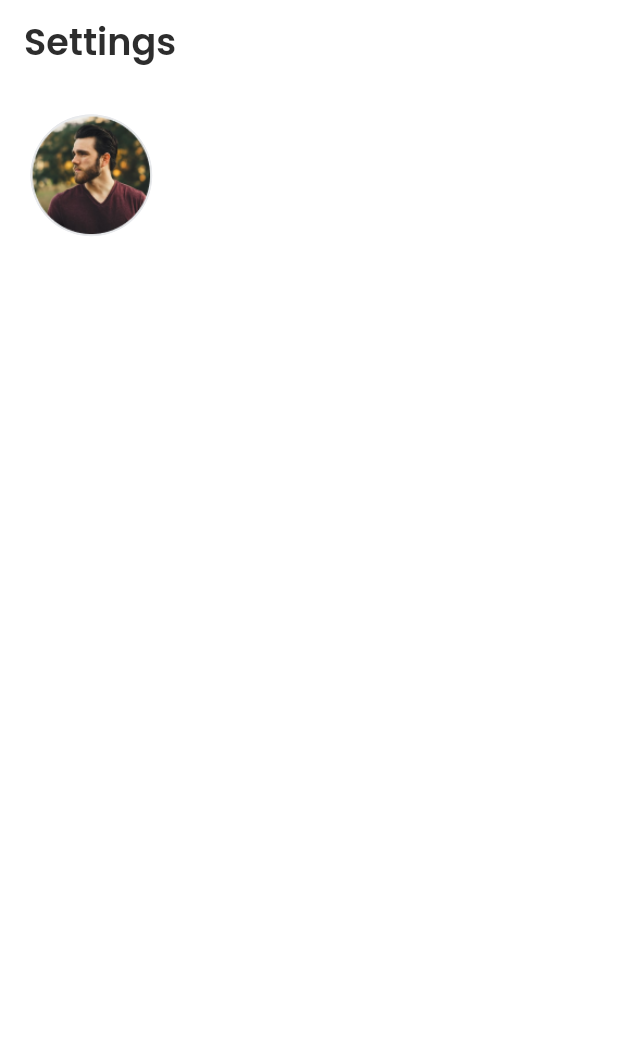
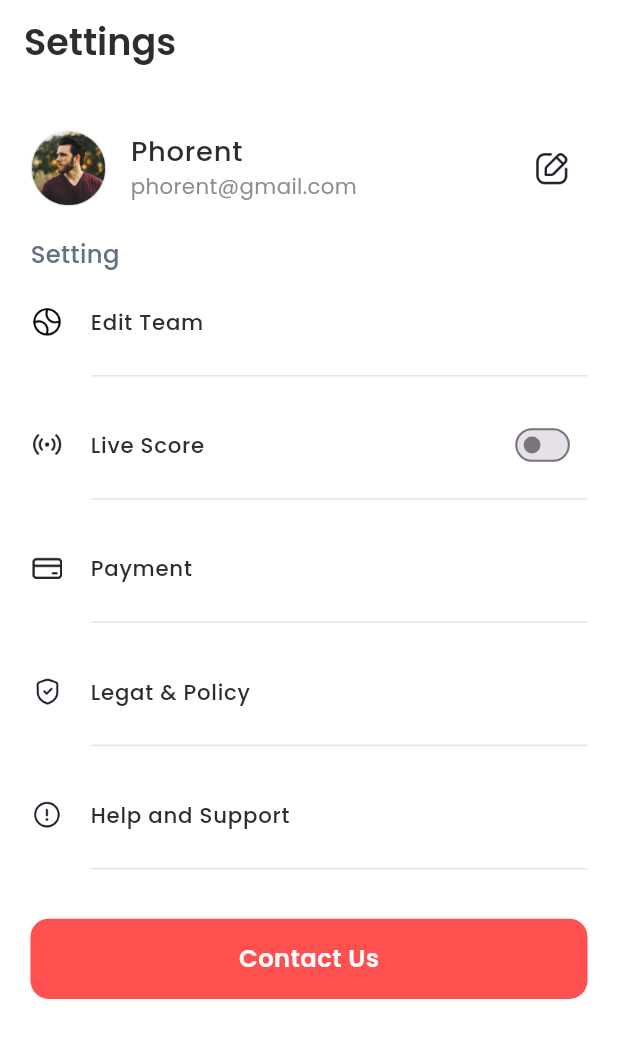
Before and after one commit to nat-lucas/match_up, a Flutter app: the Setting screen opened directly, on a phone screen of 412 x 824 dp. Shown: the top 1038 px of the screen. Run offline on Flutter 3.47's test engine with Material 3 defaults, Android fonts, the phone set to English and light mode, and no system bars; our stand-ins replace cloud_firestore, dio, firebase_auth, firebase_core, flutter_screenutil, get and 2 more; missing offline and left inert: flutter_stripe; accounts and stored records are empty.

Commit message:
push code

```diff
--- a/lib/core/binding/binding.dart
+++ b/lib/core/binding/binding.dart
@@ -2,6 +2,8 @@ import 'package:get/get.dart';
 import 'package:match_up/feature/auth/controller/auth_controller.dart';
 import 'package:match_up/feature/nav_bar/controller/navcontroller.dart';
 import 'package:match_up/feature/select_sport/controller/sport_controller.dart';
+import 'package:match_up/feature/setting/controller/edit_team_controller.dart';
+import 'package:match_up/feature/setting/controller/setting_controller.dart';
 import 'package:match_up/feature/splash/controller/splash_controller.dart';
 import 'package:match_up/feature/subcription/controller/subcription_controller.dart';
 
@@ -15,5 +17,7 @@ class Appbinding extends Bindings {
     );
     Get.put(SportController());
     Get.put(NavController());
+    Get.put(SettingController());
+    Get.put(EditTeamController());
   }
 }
--- a/lib/core/route/route.dart
+++ b/lib/core/route/route.dart
@@ -7,6 +7,8 @@ import 'package:match_up/feature/nav_bar/screen/nav_bar.dart';
 import 'package:match_up/feature/onboarding/screen/onboarding.dart';
 import 'package:match_up/feature/select_sport/screen/choose_sport.dart';
 import 'package:match_up/feature/select_sport/screen/select_team.dart';
+import 'package:match_up/feature/setting/screen/edit_team.dart';
+import 'package:match_up/feature/setting/screen/personal_info.dart';
 import 'package:match_up/feature/splash/screen/splash.dart';
 import 'package:match_up/feature/subcription/screen/subcription.dart';
 
@@ -21,7 +23,10 @@ class Approute {
   static const String selectTeam = '/selectTeam';
   static const String navbar = '/navbar';
   static const String livescore = '/livescore';
+  static const String personalinfo = '/personalinfo';
+  static const String editTeam = '/editTeam';
   static final List<GetPage> page = [
+    GetPage(name: personalinfo, page: () => PersonalInfo()),
     GetPage(name: navbar, page: () => NavBar()),
     GetPage(name: selectTeam, page: () => SelectTeam()),
     GetPage(name: splash, page: () => Splash()),
@@ -32,5 +37,6 @@ class Approute {
     GetPage(name: subcription, page: () => Subcription()),
     GetPage(name: chose, page: () => ChooseSport()),
     GetPage(name: livescore, page: () => LiveSport()),
+    GetPage(name: editTeam, page: () => EditTeam())
   ];
 }
--- a/lib/core/utils/image.dart
+++ b/lib/core/utils/image.dart
@@ -21,6 +21,11 @@ class ImagePath {
   static const String team4 = "assets/images/team4.png";
   static const String basebol = "assets/icons/basebol.png";
   static const String bol = "assets/icons/bol.png";
-  static const profile = "assets/images/profile.png";
-
+  static const String profile = "assets/images/profile.png";
+  static const String edit = "assets/images/edit.png";
+  static const String team = "assets/images/team.png";
+  static const String live = "assets/images/live.png";
+  static const String payment = "assets/images/payment.png";
+  static const String polyci = "assets/images/polyci.png";
+  static const String help = "assets/images/help.png";
 }
--- a/lib/feature/home/screen/live_sport.dart
+++ b/lib/feature/home/screen/live_sport.dart
@@ -1,4 +1,3 @@
-import 'package:cloud_firestore/cloud_firestore.dart';
 import 'package:flutter/material.dart';
 import 'package:flutter_screenutil/flutter_screenutil.dart';
 import 'package:match_up/core/utils/image.dart';
--- a/lib/feature/select_sport/controller/sport_controller.dart
+++ b/lib/feature/select_sport/controller/sport_controller.dart
@@ -1,4 +1,3 @@
-import 'package:flutter/material.dart';
 import 'package:get/get.dart';
 import 'package:match_up/core/utils/image.dart';
 
--- /dev/null
+++ b/lib/feature/setting/controller/setting_controller.dart
@@ -0,0 +1,9 @@
+import 'package:get/get.dart';
+
+class SettingController extends GetxController {
+  var isSwitchOn = false.obs;
+
+  void toggleSwitch(bool value) {
+    isSwitchOn.value = value;
+  }
+}
--- a/lib/feature/setting/screen/setting.dart
+++ b/lib/feature/setting/screen/setting.dart
@@ -1,14 +1,20 @@
 import 'package:flutter/material.dart';
 import 'package:flutter_screenutil/flutter_screenutil.dart';
+import 'package:get/get.dart';
+import 'package:match_up/core/global/custom_button.dart';
+import 'package:match_up/core/route/route.dart';
+import 'package:match_up/feature/setting/widget/custom_list_tile.dart';
 import '../../../core/global/custom_text_poppins.dart';
 import '../../../core/utils/color.dart';
 import '../../../core/utils/image.dart';
+import '../controller/setting_controller.dart';
 
 class Setting extends StatelessWidget {
   const Setting({super.key});
 
   @override
   Widget build(BuildContext context) {
+    final settingcontroller = Get.find<SettingController>();
     return Scaffold(
       appBar: AppBar(
         scrolledUnderElevation: 0,
@@ -25,16 +31,85 @@ class Setting extends StatelessWidget {
           padding: EdgeInsets.all(20.r),
           child: Center(
             child: Column(
+              crossAxisAlignment: CrossAxisAlignment.start,
               children: [
-                Row(
-                  children: [
-                    CircleAvatar(
-                      radius: 40.h,
-                      backgroundImage: AssetImage(ImagePath.profile),
-                      backgroundColor: AppColor.greyWhite,
-                    )
-                  ],
-                )
+                ListTile(
+                  contentPadding: EdgeInsets.all(0),
+                  leading: CircleAvatar(
+                    radius: 25.h,
+                    backgroundImage: AssetImage(ImagePath.profile),
+                    backgroundColor: AppColor.greyWhite,
+                  ),
+                  title: CustomTextPopins(
+                    text: "Phorent",
+                    fontWeight: FontWeight.w500,
+                    size: 18.sp,
+                    color: AppColor.blackborder,
+                  ),
+                  subtitle: Expanded(
+                    child: CustomTextPopins(
+                      textOverflow: TextOverflow.ellipsis,
+                      text: "phorent@gmail.com",
+                      fontWeight: FontWeight.w400,
+                      size: 14.sp,
+                      color: Color(0xff8E8E8E),
+                    ),
+                  ),
+                  trailing: IconButton(
+                    onPressed: () {
+                      Get.toNamed(Approute.personalinfo);
+                    },
+                    icon: Image.asset(
+                      ImagePath.edit,
+                      height: 24.h,
+                      width: 24.w,
+                    ),
+                  ),
+                ),
+                SizedBox(height: 10.h),
+                CustomTextPopins(
+                  text: "Setting",
+                  fontWeight: FontWeight.w500,
+                  size: 16.sp,
+                  color: Color(0xff636F85),
+                ),
+                CustomListTile(
+                    onTap: () {
+                      Get.toNamed(Approute.editTeam);
+                    },
+                    image: ImagePath.team,
+                    tittle: "Edit Team",
+                    trailing: false),
+                Obx(
+                  () => CustomListTile(
+                    image: ImagePath.live,
+                    tittle: "Live Score",
+                    isbool: true,
+                    onSwitchChanged: (value) {
+                      settingcontroller.toggleSwitch(value);
+                    },
+                    trailing: settingcontroller.isSwitchOn.value,
+                  ),
+                ),
+                CustomListTile(
+                    onTap: () {},
+                    image: ImagePath.payment,
+                    tittle: "Payment",
+                    trailing: false),
+                CustomListTile(
+                    onTap: () {},
+                    image: ImagePath.polyci,
+                    tittle: "Legat & Policy",
+                    trailing: false),
+                CustomListTile(
+                    onTap: () {},
+                    image: ImagePath.help,
+                    tittle: "Help and Support",
+                    trailing: false),
+                SizedBox(
+                  height: 20.h,
+                ),
+                CustomButton(text: "Contact Us")
               ],
             ),
           ),
--- /dev/null
+++ b/lib/feature/setting/widget/custom_list_tile.dart
@@ -0,0 +1,68 @@
+import 'package:flutter/material.dart';
+import 'package:flutter_screenutil/flutter_screenutil.dart';
+import 'package:match_up/core/global/custom_text_poppins.dart';
+
+import '../../../core/utils/color.dart';
+
+class CustomListTile extends StatelessWidget {
+  final String image;
+  final String tittle;
+  final bool? isbool;
+  final bool trailing;
+  final VoidCallback? onTap;
+  final ValueChanged<bool>? onSwitchChanged;
+
+  const CustomListTile({
+    super.key,
+    required this.image,
+    required this.tittle,
+    required this.trailing,
+    this.onSwitchChanged, this.onTap, this.isbool,
+  });
+
+  @override
+  Widget build(BuildContext context) {
+    return Padding(
+      padding: EdgeInsets.symmetric(vertical: 5.r),
+      child: Column(
+        children: [
+          ListTile(
+            onTap: onTap,
+            contentPadding: EdgeInsets.all(0),
+            leading: Image.asset(
+              image,
+              height: 20.h,
+              width: 20.w,
+            ),
+            title: CustomTextPopins(
+              text: tittle,
+              fontWeight: FontWeight.w500,
+              size: 14.sp,
+              color: AppColor.blackborder,
+            ),
+            trailing: isbool ?? false
+                ? Transform.scale(
+                    scale: 0.7,
+                    child: Switch(
+                      activeTrackColor: AppColor.primaryColor,
+                      activeColor: AppColor.white,
+                      value: trailing,
+                      onChanged: (value) {
+                        if (onSwitchChanged != null) {
+                          onSwitchChanged!(value);
+                        }
+                      },
+                    ),
+                  )
+                : null,
+          ),
+          Divider(
+            thickness: 1,
+            indent: 40.r,
+            color: AppColor.greyWhite,
+          ),
+        ],
+      ),
+    );
+  }
+}
```
Also changed, not shown: lib/core/const/const.dart (+54 -0 lines), lib/core/global/custom_textfeild.dart (+5 -2 lines), lib/feature/setting/controller/edit_team_controller.dart (added, +22 -0 lines), lib/feature/setting/screen/edit_team.dart (added, +86 -0 lines), lib/feature/setting/screen/personal_info.dart (added, +72 -0 lines), lib/feature/setting/widget/cusom_expansiontile.dart (added, +74 -0 lines), assets/images/team.png (renamed from assets/images/term.png).
